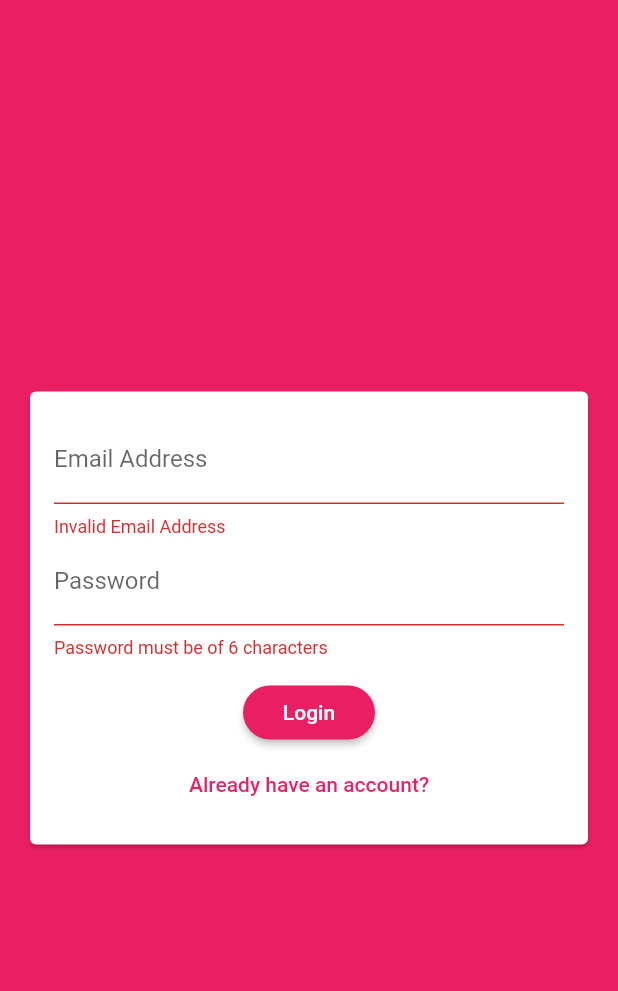
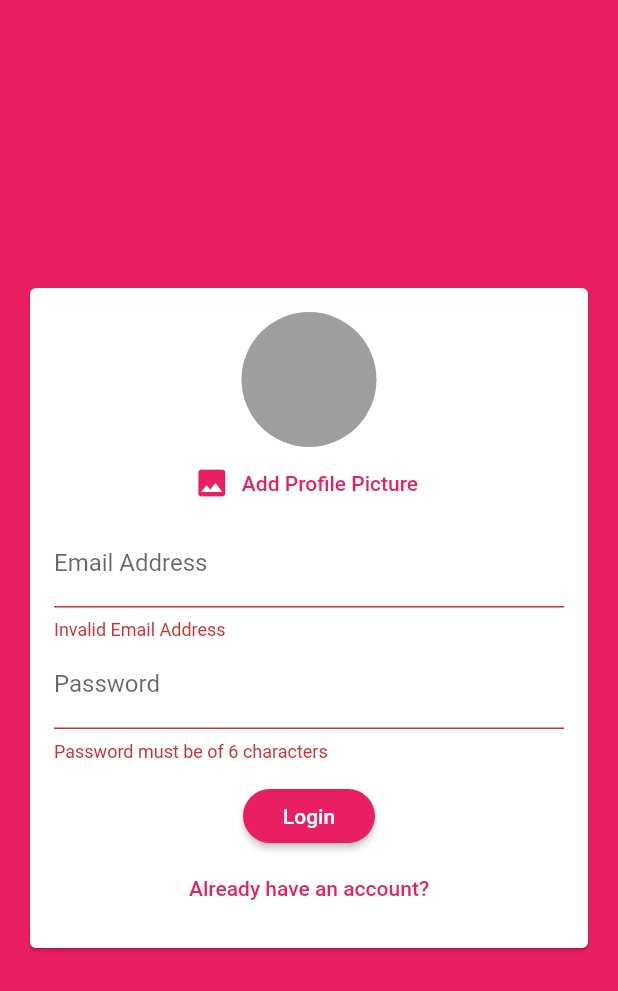
Before and after one commit to ishon19/FlutterProjects, a Flutter app: the screen it shows after launch, after a tap on "Login", on a phone screen of 412 x 824 dp. Shown: the top 991 px of the screen. Run offline on Flutter 3.47's test engine with Material 2 defaults, Android fonts, the phone set to English and light mode, and no system bars; our stand-ins replace cloud_firestore, firebase_auth, firebase_storage, google_maps_flutter, image_picker, location and 2 more; accounts and stored records are empty.

Commit message:
Image upload added

```diff
--- a/ChatApp/lib/widgets/auth/auth_form.dart
+++ b/ChatApp/lib/widgets/auth/auth_form.dart
@@ -1,3 +1,6 @@
+import 'dart:io';
+
+import 'package:ChatApp/widgets/pickers/user_image_picker.dart';
 import 'package:flutter/material.dart';
 
 class AuthForm extends StatefulWidget {
@@ -12,6 +15,7 @@ class AuthForm extends StatefulWidget {
     String email,
     String password,
     String userName,
+    File image,
     bool isLogin,
     BuildContext ctx,
   ) submitFn;
@@ -26,10 +30,24 @@ class _AuthFormState extends State<AuthForm> {
   String _userEmail = '';
   String _userName = '';
   String _userPassword = '';
+  //Variable which will receive the file from the image picker widget
+  File _userImageFile;
+
+  void _pickedImage(File image) {
+    _userImageFile = image;
+  }
 
   void _trySubmit() {
     final isValid = _formKey.currentState.validate();
     FocusScope.of(context).unfocus();
+
+    if (_userImageFile == null && !_isLogin) {
+      Scaffold.of(context).showSnackBar(SnackBar(
+        content: Text('Please select an Image.'),
+        backgroundColor: Theme.of(context).errorColor,
+      ));
+      return;
+    }
 
     if (isValid) {
       _formKey.currentState.save();
@@ -38,6 +56,7 @@ class _AuthFormState extends State<AuthForm> {
         _userEmail.trim(),
         _userPassword.trim(),
         _userName.trim(),
+        _userImageFile,
         _isLogin,
         context,
       );
@@ -57,6 +76,7 @@ class _AuthFormState extends State<AuthForm> {
               child: Column(
                 mainAxisSize: MainAxisSize.min,
                 children: [
+                  if (_isLogin) UserImagePicker(_pickedImage),
                   TextFormField(
                     key: ValueKey('email'),
                     onSaved: (value) {
--- a/ChatApp/lib/widgets/chat/messages.dart
+++ b/ChatApp/lib/widgets/chat/messages.dart
@@ -35,7 +35,7 @@ class Messages extends StatelessWidget {
               itemCount: chatDocs.length,
               itemBuilder: (ctx, idx) => MessageBubble(
                 chatDocs[idx]['text'],
-                chatDocs[idx]['userId'],
+                chatDocs[idx]['username'],
                 chatDocs[idx]['userId'] == futureSnapShot.data.uid,
                 key: ValueKey(chatDocs[idx]
                     .documentID), // aids flutter in rendering the list
--- a/ChatApp/lib/widgets/chat/new_message.dart
+++ b/ChatApp/lib/widgets/chat/new_message.dart
@@ -15,10 +15,13 @@ class _NewMessageState extends State<NewMessage> {
   void sendMessage() async {
     FocusScope.of(context).unfocus();
     final user = await FirebaseAuth.instance.currentUser();
+    final userData =
+        await Firestore.instance.collection('users').document(user.uid).get();
     Firestore.instance.collection('chat').add({
       'text': _enteredMessage,
       'sentAt': Timestamp.now(),
       'userId': user.uid,
+      'username': userData['username'],
     });
     _controller.clear();
   }
--- /dev/null
+++ b/ChatApp/lib/widgets/pickers/user_image_picker.dart
@@ -0,0 +1,47 @@
+import 'package:flutter/material.dart';
+import 'dart:io';
+import 'package:image_picker/image_picker.dart';
+
+class UserImagePicker extends StatefulWidget {
+  UserImagePicker(this.imagePickFn);
+  final void Function(File pickedImage) imagePickFn;
+
+  @override
+  _UserImagePickerState createState() => _UserImagePickerState();
+}
+
+class _UserImagePickerState extends State<UserImagePicker> {
+  File _pickedImage;
+
+  void _pickImage() async {
+    final picker = ImagePicker();
+    final pickedImage = await picker.getImage(
+      source: ImageSource.camera,
+    );
+    final pickedImageFile = File(pickedImage.path);
+    setState(() {
+      _pickedImage = pickedImageFile;
+    });
+    widget.imagePickFn(pickedImageFile);
+  }
+
+  @override
+  Widget build(BuildContext context) {
+    return Column(
+      children: [
+        CircleAvatar(
+          radius: 45,
+          backgroundColor: Colors.grey,
+          backgroundImage:
+              _pickedImage != null ? FileImage(_pickedImage) : null,
+        ),
+        FlatButton.icon(
+          textColor: Theme.of(context).primaryColor,
+          onPressed: _pickImage,
+          icon: Icon(Icons.image),
+          label: Text('Add Profile Picture'),
+        ),
+      ],
+    );
+  }
+}
--- a/ChatApp/pubspec.yaml
+++ b/ChatApp/pubspec.yaml
@@ -25,6 +25,8 @@ dependencies:
     sdk: flutter
   cloud_firestore: ^0.13.7
   firebase_auth: ^0.16.1
+  image_picker: ^0.6.7+10
+  firebase_storage: any
 
 
   # The following adds the Cupertino Icons font to your application.
```
Also changed, not shown: ChatApp/lib/screens/auth_screen.dart (+11 -0 lines), ChatApp/lib/widgets/chat/message_bubble.dart (+13 -16 lines), ChatApp/pubspec.lock.
